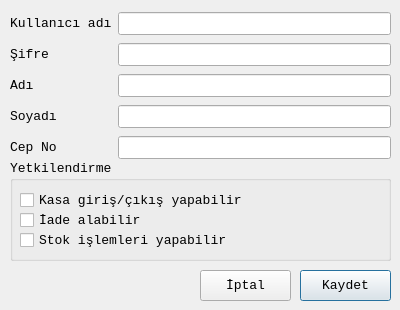
First picture: the form in kullanicidialogform.ui, repository mamoo81/bhss, before the edit.
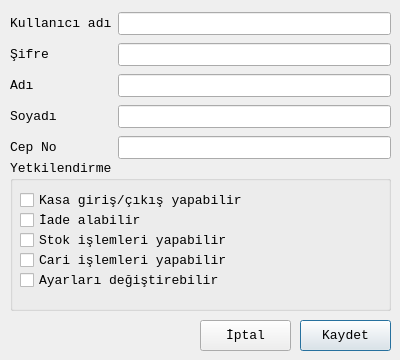
Second picture: the form after the edit.

Diff of the .ui file:
```diff
--- a/kullanicidialogform.ui
+++ b/kullanicidialogform.ui
@@ -7,19 +7,19 @@
     <x>0</x>
     <y>0</y>
     <width>400</width>
-    <height>310</height>
+    <height>360</height>
    </rect>
   </property>
   <property name="minimumSize">
    <size>
     <width>400</width>
-    <height>310</height>
+    <height>360</height>
    </size>
   </property>
   <property name="maximumSize">
    <size>
     <width>400</width>
-    <height>310</height>
+    <height>360</height>
    </size>
   </property>
   <property name="font">
@@ -35,7 +35,7 @@
    <property name="geometry">
     <rect>
      <x>300</x>
-     <y>270</y>
+     <y>320</y>
      <width>91</width>
      <height>31</height>
     </rect>
@@ -48,7 +48,7 @@
    <property name="geometry">
     <rect>
      <x>200</x>
-     <y>270</y>
+     <y>320</y>
      <width>91</width>
      <height>31</height>
     </rect>
@@ -63,7 +63,7 @@
      <x>10</x>
      <y>160</y>
      <width>381</width>
-     <height>101</height>
+     <height>151</height>
     </rect>
    </property>
    <property name="title">
@@ -108,8 +108,34 @@
      <string>İade alabilir</string>
     </property>
    </widget>
+   <widget class="QCheckBox" name="AyarcheckBox">
+    <property name="geometry">
+     <rect>
+      <x>10</x>
+      <y>110</y>
+      <width>321</width>
+      <height>21</height>
+     </rect>
+    </property>
+    <property name="text">
+     <string>Ayarları değiştirebilir</string>
+    </property>
+   </widget>
+   <widget class="QCheckBox" name="CaricheckBox">
+    <property name="geometry">
+     <rect>
+      <x>10</x>
+      <y>90</y>
+      <width>321</width>
+      <height>21</height>
+     </rect>
+    </property>
+    <property name="text">
+     <string>Cari işlemleri yapabilir</string>
+    </property>
+   </widget>
   </widget>
-  <widget class="QWidget" name="">
+  <widget class="QWidget" name="layoutWidget">
    <property name="geometry">
     <rect>
      <x>10</x>
```
